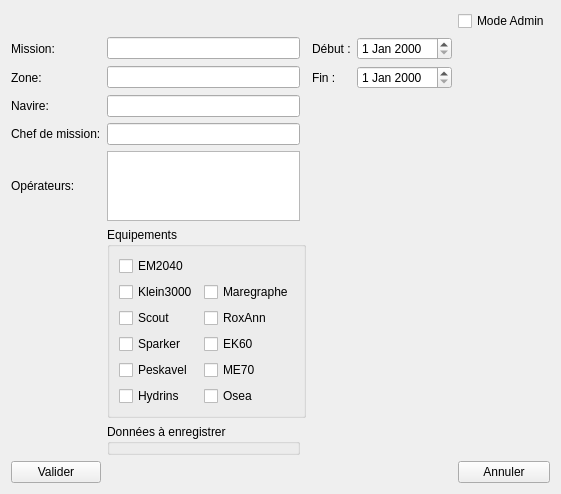
Before: the Qt Designer form fenmission.ui in MaximeGeay/CruiseManager, drawn with Qt 5.
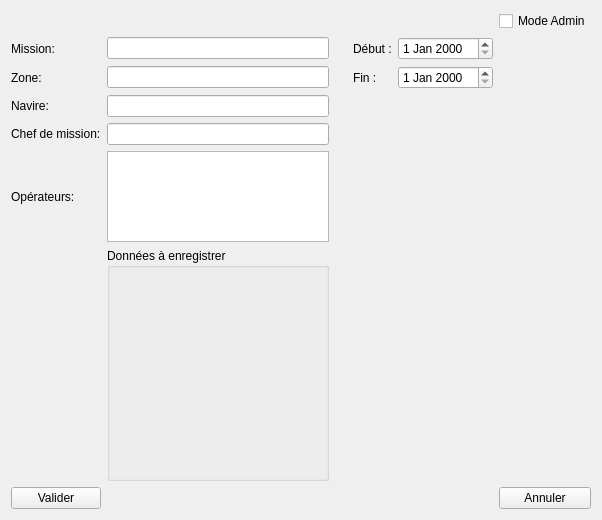
After: the same form once the commit is applied.

```diff
--- a/fenmission.ui
+++ b/fenmission.ui
@@ -9,27 +9,36 @@
    <rect>
     <x>0</x>
     <y>0</y>
-    <width>512</width>
-    <height>419</height>
+    <width>602</width>
+    <height>520</height>
    </rect>
   </property>
   <property name="windowTitle">
    <string>Mission</string>
   </property>
   <layout class="QGridLayout" name="gridLayout_2">
-   <item row="0" column="6">
-    <widget class="QCheckBox" name="cb_Admin">
+   <item row="2" column="1">
+    <widget class="QLineEdit" name="le_Zone"/>
+   </item>
+   <item row="7" column="0">
+    <widget class="QPushButton" name="btn_Valider">
      <property name="text">
-      <string>Mode Admin</string>
+      <string>Valider</string>
      </property>
     </widget>
    </item>
-   <item row="5" column="0">
-    <widget class="QLabel" name="label_4">
-     <property name="text">
-      <string>Opérateurs:</string>
+   <item row="7" column="2">
+    <spacer name="horizontalSpacer_3">
+     <property name="orientation">
+      <enum>Qt::Horizontal</enum>
      </property>
-    </widget>
+     <property name="sizeHint" stdset="0">
+      <size>
+       <width>51</width>
+       <height>20</height>
+      </size>
+     </property>
+    </spacer>
    </item>
    <item row="3" column="0">
     <widget class="QLabel" name="label_2">
@@ -38,29 +47,16 @@
      </property>
     </widget>
    </item>
+   <item row="7" column="6">
+    <widget class="QPushButton" name="btn_Annuler">
+     <property name="text">
+      <string>Annuler</string>
+     </property>
+    </widget>
+   </item>
    <item row="4" column="1">
     <widget class="QLineEdit" name="le_ChefMission"/>
    </item>
-   <item row="8" column="2">
-    <spacer name="horizontalSpacer_3">
-     <property name="orientation">
-      <enum>Qt::Horizontal</enum>
-     </property>
-     <property name="sizeHint" stdset="0">
-      <size>
-       <width>51</width>
-       <height>20</height>
-      </size>
-     </property>
-    </spacer>
-   </item>
-   <item row="1" column="0">
-    <widget class="QLabel" name="label">
-     <property name="text">
-      <string>Mission:</string>
-     </property>
-    </widget>
-   </item>
    <item row="2" column="0">
     <widget class="QLabel" name="label_7">
      <property name="text">
@@ -68,144 +64,8 @@
      </property>
     </widget>
    </item>
-   <item row="2" column="5">
-    <widget class="QDateEdit" name="de_Fin"/>
-   </item>
-   <item row="1" column="1">
-    <widget class="QLineEdit" name="le_Mission"/>
-   </item>
-   <item row="6" column="1" colspan="2">
-    <widget class="QGroupBox" name="groupBox">
-     <property name="title">
-      <string>Equipements</string>
-     </property>
-     <layout class="QGridLayout" name="gridLayout">
-      <item row="5" column="0">
-       <widget class="QCheckBox" name="cb_Peskavel">
-        <property name="text">
-         <string>Peskavel</string>
-        </property>
-       </widget>
-      </item>
-      <item row="3" column="0">
-       <widget class="QCheckBox" name="cb_Sparker">
-        <property name="text">
-         <string>Sparker</string>
-        </property>
-       </widget>
-      </item>
-      <item row="6" column="2">
-       <widget class="QCheckBox" name="cb_Osea">
-        <property name="text">
-         <string>Osea</string>
-        </property>
-       </widget>
-      </item>
-      <item row="1" column="0">
-       <widget class="QCheckBox" name="cb_Klein">
-        <property name="text">
-         <string>Klein3000</string>
-        </property>
-       </widget>
-      </item>
-      <item row="0" column="0">
-       <widget class="QCheckBox" name="cb_2040">
-        <property name="text">
-         <string>EM2040</string>
-        </property>
-       </widget>
-      </item>
-      <item row="2" column="0">
-       <widget class="QCheckBox" name="cb_Scout">
-        <property name="text">
-         <string>Scout</string>
-        </property>
-       </widget>
-      </item>
-      <item row="6" column="0">
-       <widget class="QCheckBox" name="cb_Hydrins">
-        <property name="text">
-         <string>Hydrins</string>
-        </property>
-       </widget>
-      </item>
-      <item row="1" column="1" rowspan="2">
-       <spacer name="horizontalSpacer_2">
-        <property name="orientation">
-         <enum>Qt::Horizontal</enum>
-        </property>
-        <property name="sizeHint" stdset="0">
-         <size>
-          <width>1</width>
-          <height>20</height>
-         </size>
-        </property>
-       </spacer>
-      </item>
-      <item row="3" column="2">
-       <widget class="QCheckBox" name="cb_EK60">
-        <property name="text">
-         <string>EK60</string>
-        </property>
-       </widget>
-      </item>
-      <item row="1" column="2">
-       <widget class="QCheckBox" name="cb_Maregraphe">
-        <property name="text">
-         <string>Maregraphe</string>
-        </property>
-       </widget>
-      </item>
-      <item row="2" column="2">
-       <widget class="QCheckBox" name="cb_Roxann">
-        <property name="text">
-         <string>RoxAnn</string>
-        </property>
-       </widget>
-      </item>
-      <item row="5" column="2">
-       <widget class="QCheckBox" name="cb_ME70">
-        <property name="text">
-         <string>ME70</string>
-        </property>
-       </widget>
-      </item>
-     </layout>
-    </widget>
-   </item>
-   <item row="8" column="6">
-    <widget class="QPushButton" name="btn_Annuler">
-     <property name="text">
-      <string>Annuler</string>
-     </property>
-    </widget>
-   </item>
-   <item row="1" column="3">
-    <spacer name="horizontalSpacer">
-     <property name="orientation">
-      <enum>Qt::Horizontal</enum>
-     </property>
-     <property name="sizeHint" stdset="0">
-      <size>
-       <width>1</width>
-       <height>20</height>
-      </size>
-     </property>
-    </spacer>
-   </item>
-   <item row="1" column="4">
-    <widget class="QLabel" name="label_5">
-     <property name="text">
-      <string>Début :</string>
-     </property>
-    </widget>
-   </item>
-   <item row="8" column="0">
-    <widget class="QPushButton" name="btn_Valider">
-     <property name="text">
-      <string>Valider</string>
-     </property>
-    </widget>
+   <item row="1" column="5">
+    <widget class="QDateEdit" name="de_Debut"/>
    </item>
    <item row="4" column="0">
     <widget class="QLabel" name="label_3">
@@ -214,6 +74,13 @@
      </property>
     </widget>
    </item>
+   <item row="6" column="1">
+    <widget class="QGroupBox" name="gb_Datas">
+     <property name="title">
+      <string>Données à enregistrer</string>
+     </property>
+    </widget>
+   </item>
    <item row="5" column="1">
     <widget class="QTextEdit" name="te_Operateurs">
      <property name="maximumSize">
@@ -224,6 +91,39 @@
      </property>
     </widget>
    </item>
+   <item row="1" column="3">
+    <spacer name="horizontalSpacer">
+     <property name="orientation">
+      <enum>Qt::Horizontal</enum>
+     </property>
+     <property name="sizeHint" stdset="0">
+      <size>
+       <width>1</width>
+       <height>20</height>
+      </size>
+     </property>
+    </spacer>
+   </item>
+   <item row="2" column="5">
+    <widget class="QDateEdit" name="de_Fin"/>
+   </item>
+   <item row="3" column="1">
+    <widget class="QLineEdit" name="le_Navire"/>
+   </item>
+   <item row="0" column="6">
+    <widget class="QCheckBox" name="cb_Admin">
+     <property name="text">
+      <string>Mode Admin</string>
+     </property>
+    </widget>
+   </item>
+   <item row="5" column="0">
+    <widget class="QLabel" name="label_4">
+     <property name="text">
+      <string>Opérateurs:</string>
+     </property>
+    </widget>
+   </item>
    <item row="2" column="4">
     <widget class="QLabel" name="label_6">
      <property name="text">
@@ -231,19 +131,20 @@
      </property>
     </widget>
    </item>
-   <item row="2" column="1">
-    <widget class="QLineEdit" name="le_Zone"/>
+   <item row="1" column="1">
+    <widget class="QLineEdit" name="le_Mission"/>
    </item>
-   <item row="3" column="1">
-    <widget class="QLineEdit" name="le_Navire"/>
+   <item row="1" column="0">
+    <widget class="QLabel" name="label">
+     <property name="text">
+      <string>Mission:</string>
+     </property>
+    </widget>
    </item>
-   <item row="1" column="5">
-    <widget class="QDateEdit" name="de_Debut"/>
-   </item>
-   <item row="7" column="1">
-    <widget class="QGroupBox" name="gb_Datas">
-     <property name="title">
-      <string>Données à enregistrer</string>
+   <item row="1" column="4">
+    <widget class="QLabel" name="label_5">
+     <property name="text">
+      <string>Début :</string>
      </property>
     </widget>
    </item>
```
